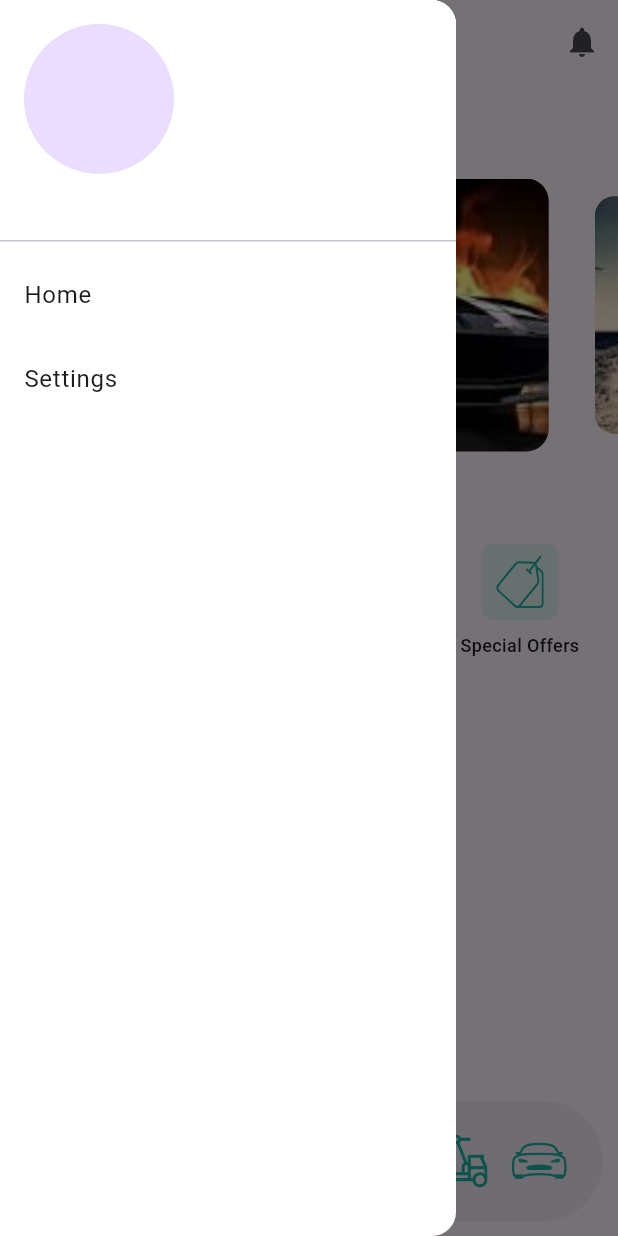
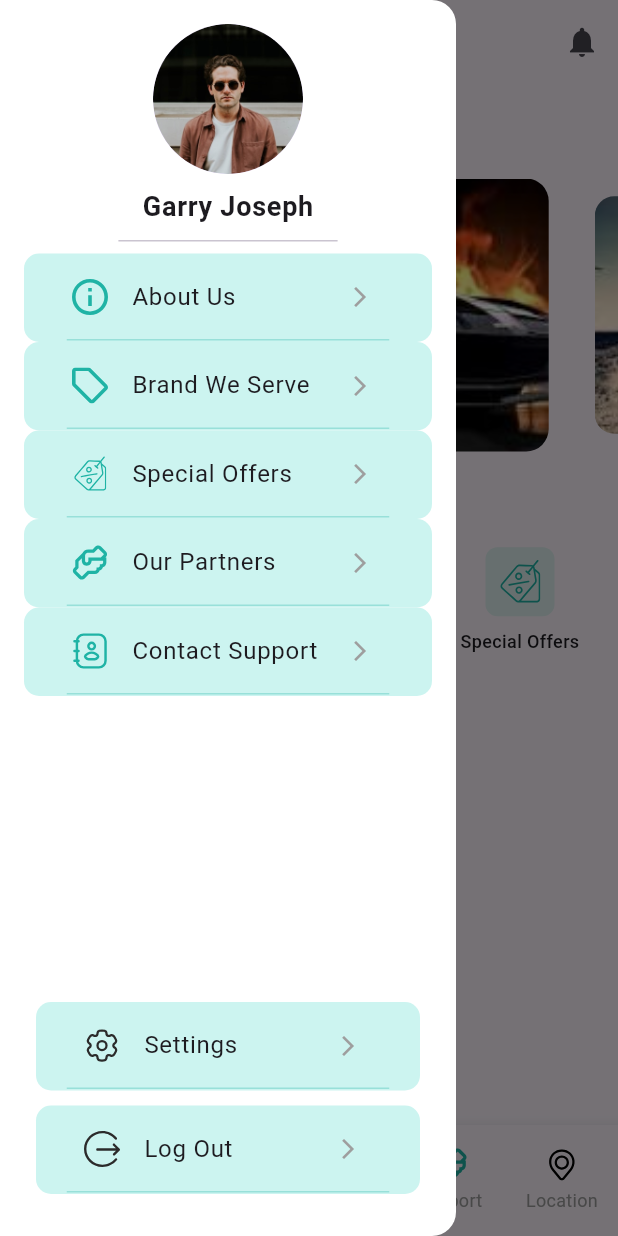
Before and after one commit to afaqkhan34/Munich-Motors, a Flutter app: the HomeScreenView screen opened by its route, with the side drawer open, on a phone screen of 412 x 824 dp. Run offline on Flutter 3.47's test engine with Material 3 defaults, Android fonts, the phone set to English and light mode, and no system bars; drawn by our look-alikes of carousel_slider; our stand-ins replace flutter_screenutil, flutter_svg, stacked, stacked_services, stacked_shared.

Commit message:
i did drawer and bottom nav and special offer page

```diff
--- a/lib/custom_widgets/bottom_navigation_bar.dart
+++ /dev/null
@@ -1,69 +0,0 @@
-import 'package:flutter/material.dart';
-import 'package:flutter_svg/flutter_svg.dart';
-import 'package:munich_motors/ui/common/assets.dart';
-
-class BottomNavBar extends StatelessWidget {
-  final int currentIndex;
-  final Function(int) onTap;
-
-  BottomNavBar({required this.currentIndex, required this.onTap});
-
-  @override
-  Widget build(BuildContext context) {
-    return Padding(
-      padding: const EdgeInsets.symmetric(vertical: 10, horizontal: 10),
-      child: ClipRRect(
-
-        borderRadius: BorderRadius.horizontal(left: Radius.circular(100), right: Radius.circular(100)),
-        child: BottomAppBar(
-          elevation: 20,
-          shape: CircularNotchedRectangle(),
-          child: Row(
-            mainAxisAlignment: MainAxisAlignment.spaceBetween,
-            children: [
-              // Left side: Support and Location
-              Row(
-                children: [
-                  IconButton(
-                    icon: SvgPicture.asset(AppSVGs.supportIcon),
-                    onPressed: () => onTap(0), // Support
-                  ),
-                  IconButton(
-                    icon: SvgPicture.asset(AppSVGs.locationIcon),
-                    onPressed: () => onTap(1), // Location
-                  ),
-                ],
-              ),
-              // Center: Home with a Circular Teal Background
-              Container(
-                padding: EdgeInsets.all(3), // Add some padding to the circle
-                decoration: BoxDecoration(
-
-                  color: Colors.teal.withOpacity(0.20), // Teal background color
-                  shape: BoxShape.circle, // Make the background circular
-                ),
-                child: IconButton(
-                  icon:Image.asset(AppImages.munichLogo),
-                  onPressed: () => onTap(2), // Home (centered)
-                ),
-              ),
-              // Right side: Recovery and My Cars
-              Row(
-                children: [
-                  IconButton(
-                    icon: SvgPicture.asset(AppSVGs.recoveryIcon),
-                    onPressed: () => onTap(3), // Recovery
-                  ),
-                  IconButton(
-                    icon: SvgPicture.asset(AppSVGs.carIcon),
-                    onPressed: () => onTap(4), // My Cars
-                  ),
-                ],
-              ),
-            ],
-          ),
-        ),
-      ),
-    );
-  }
-}
--- /dev/null
+++ b/lib/custom_widgets/custom_drawer.dart
@@ -0,0 +1,168 @@
+import 'package:flutter/material.dart';
+import 'package:flutter_svg/flutter_svg.dart';
+import 'package:munich_motors/ui/views/about_us/about_us_view.dart';
+import 'package:munich_motors/ui/views/brands_serve/brands_serve_view.dart';
+import 'package:munich_motors/ui/views/contact_support/contact_support_view.dart';
+import 'package:munich_motors/ui/views/login_screen/login_screen_view.dart';
+import 'package:munich_motors/ui/views/our_partners/our_partners_view.dart';
+import 'package:munich_motors/ui/views/special_offers/special_offers_view.dart';
+import '../ui/common/app_colors.dart';
+import '../ui/common/assets.dart';
+
+
+class CustomDrawer extends StatelessWidget {
+  @override
+  Widget build(BuildContext context) {
+    return Drawer(
+      backgroundColor: AppColors.white,
+      child: Column(
+        children: [
+          // Drawer header with profile image and name
+          DrawerHeader(
+            child: Column(
+              children: [
+                CircleAvatar(
+                  radius: 50,
+                  backgroundImage: AssetImage(
+                      AppImages.profile), // Update with your profile image path
+                ),
+                SizedBox(height: 8),
+                Text(
+                  'Garry Joseph', // Name text
+                  style: TextStyle(fontSize: 18, fontWeight: FontWeight.bold),
+                ),
+              ],
+            ),
+          ),
+          // Drawer menu items
+          Expanded(
+            child: ListView(
+              padding: EdgeInsets.zero,
+              children: [
+                _buildDrawerItem(
+                  isSvg: true,
+                  icon: AppSVGs.aboutIcon, // Replace with your icon path
+                  text: 'About Us',
+                  onTap: () {
+                    Navigator.push(
+                      context,
+                      MaterialPageRoute(builder: (context) => AboutUsView()),
+                    );
+                  },
+                ),
+                _buildDrawerItem(
+                  isSvg: true,
+                  icon: AppSVGs.brandsIcon,
+                  text: 'Brand We Serve',
+                  onTap: () {
+                    Navigator.push(
+                      context,
+                      MaterialPageRoute(builder: (context) => BrandsServeView()),
+                    );
+                  },
+                ),
+                _buildDrawerItem(
+                  isSvg: true,
+                  icon: AppSVGs.offersIcon,
+                  text: 'Special Offers',
+                  onTap: () {
+                    Navigator.push(
+                      context,
+                      MaterialPageRoute(builder: (context) => SpecialOffersView()),
+                    );
+                  },
+                ),
+                _buildDrawerItem(
+                  isSvg: true,
+                  icon: AppSVGs.partnerIcon,
+                  text: 'Our Partners',
+                  onTap: () {
+                    Navigator.push(
+                      context,
+                      MaterialPageRoute(builder: (context) => OurPartnersView()),
+                    );
+                  },
+                ),
+                _buildDrawerItem(
+                  isSvg: true,
+                  icon: AppSVGs.contactIcon,
+                  text: 'Contact Support',
+                  onTap: () {
+                    Navigator.push(
+                      context,
+                      MaterialPageRoute(builder: (context) => ContactSupportView()),
+                    );
+                  },
+                ),
+              ],
+            ),
+          ),
+          // Settings and Logout buttons
+          Padding(
+            padding: const EdgeInsets.all(8.0),
+            child: Column(
+              children: [
+                _buildDrawerItem(
+                  isSvg: true,
+                  icon: AppSVGs.settingIcon,
+                  text: 'Settings',
+                  onTap: () {
+
+                  },
+                ),
+                SizedBox(height: 10,),
+                _buildDrawerItem(
+                  isSvg: true,
+                  icon: AppSVGs.logoutIcon,
+                  text: 'Log Out',
+                  onTap: () {
+                    Navigator.push(
+                      context,
+                      MaterialPageRoute(builder: (context) => LoginScreenView()),
+                    );
+                  },
+                ),
+                SizedBox(height: 20,),
+              ],
+            ),
+          ),
+        ],
+      ),
+    );
+  }
+
+
+  Widget _buildDrawerItem(
+      {required String icon, required String text, required VoidCallback onTap, required bool isSvg,}) {
+    return Padding(
+      padding: const EdgeInsets.symmetric(horizontal: 16,),
+      child: Container(
+          padding: const EdgeInsets.symmetric(horizontal: 16, vertical: 1),
+          decoration: BoxDecoration(
+            color: AppColors.lightTeal,
+            borderRadius: BorderRadius.circular(10),
+          ),
+          child: Column(
+              children: [
+
+          ListTile(
+          leading: isSvg
+          ? SvgPicture.asset(icon, width: 24, height: 24)
+              : Image.asset(icon, width: 24, height: 24),
+      title: Text(text),
+      trailing: Icon(Icons.arrow_forward_ios, size: 16, color: Colors.grey),
+      onTap: onTap,
+      tileColor: AppColors.lightTeal,
+
+    ),
+    Container(
+    width: 215,
+    height: 1,
+    color: AppColors.teal.withOpacity(0.3),
+    ),
+    ],
+    ),
+    ),
+    );
+  }
+}
--- a/lib/custom_widgets/icon_button_grid.dart
+++ b/lib/custom_widgets/icon_button_grid.dart
@@ -45,8 +45,8 @@ class IconButtonGrid extends StatelessWidget {
             ),
             child: SvgPicture.asset(
               svgPath,
-              width: 35,
-              height: 35,
+              width: 30,
+              height: 30,
             ),
           ),
           const SizedBox(height: 8.0),
--- a/lib/ui/common/assets.dart
+++ b/lib/ui/common/assets.dart
@@ -10,6 +10,8 @@ class AppImages {
   static const String carPic = "$imagesPath/car_image.png";
   static const String cari = "$imagesPath/car_i.jpeg";
   static const String carim = "$imagesPath/car_im.jpeg";
+  static const String profile = "$imagesPath/profile.png";
+  static const String offer = "$imagesPath/offer.png";
 }
 
 class AppSVGs {
@@ -20,7 +22,7 @@ class AppSVGs {
   static const String passwordIcon = "$svgsPath/password_icon.svg";
   static const String nameIcon = "$svgsPath/name_icon.svg";
   static const String aboutIcon = "$svgsPath/about_icon.svg";
-  static const String offersIcon = "$svgsPath/offers_icon.svg";
+  static const String offersIcon = "$svgsPath/special_offers.svg";
   static const String partnerIcon = "$svgsPath/partner_icon.svg";
   static const String contactIcon = "$svgsPath/contact_icon.svg";
   static const String brandsIcon = "$svgsPath/brands_icon.svg";
@@ -31,4 +33,7 @@ class AppSVGs {
   static const String locationIcon = "$svgsPath/location_icon.svg";
   static const String supportIcon = "$svgsPath/support_icon.svg";
   static const String logIcon = "$svgsPath/logo_icon.svg";
+  static const String logoutIcon = "$svgsPath/logout_icon.svg";
+  static const String settingIcon = "$svgsPath/setting_icon.svg";
+
 }
--- a/lib/ui/views/home_screen/home_screen_view.dart
+++ b/lib/ui/views/home_screen/home_screen_view.dart
@@ -1,10 +1,10 @@
 import 'package:carousel_slider/carousel_slider.dart';
 import 'package:flutter/material.dart';
-import 'package:munich_motors/custom_widgets/bottom_navigation_bar.dart';
-import 'package:munich_motors/ui/common/app_colors.dart';
+import 'package:munich_motors/custom_widgets/custom_drawer.dart';
 import 'package:munich_motors/ui/common/assets.dart';
 import 'package:stacked/stacked.dart';
 
+import '../../../custom_widgets/bottom_nav.dart';
 import '../../../custom_widgets/icon_button_grid.dart';
 import 'home_screen_viewmodel.dart';
 
@@ -41,41 +41,12 @@ class HomeScreenView extends StackedView<HomeScreenViewModel> {
           ),
         ],
       ),
-      drawer: Drawer(
-        backgroundColor: AppColors.white,
-        child: ListView(
-          children: [
-            DrawerHeader(
-              decoration: BoxDecoration(
-                color: AppColors.white,
-              ),
-              child: Align(
-                alignment: Alignment.topLeft,
-                child: CircleAvatar(
-                  radius: 50,
-                ),
-              ),
-            ),
-            ListTile(
-              title: Text('Home'),
-              onTap: () {
-                // Handle navigation or other actions
-              },
-            ),
-            ListTile(
-              title: Text('Settings'),
-              onTap: () {
-                // Handle navigation or other actions
-              },
-            ),
-          ],
-        ),
-      ),
+      drawer: CustomDrawer(),
       body: Column(
         mainAxisAlignment: MainAxisAlignment.start,
         children: [
           Padding(
-            padding: const EdgeInsets.fromLTRB(160, 0, 130, 25),
+            padding: const EdgeInsets.fromLTRB(130, 0, 130, 25),
             child: Image.asset(
               AppImages.appLogo,
               width: 129,
@@ -140,7 +111,7 @@ class HomeScreenView extends StackedView<HomeScreenViewModel> {
               () {},
             ], // Pass a list of unique navigation functions
           ),
-          BottomNavBar(currentIndex: 2, onTap: viewModel.onNavBarTapped),
+          BottomNav(currentIndex: 2, onTap: viewModel.onNavBarTapped),
         ],
       ),
     );
```
Also changed, not shown: lib/ui/views/special_offers/special_offers_view.dart (+62 -5 lines), assets/images/offer.png (added), assets/images/profile.png (added), assets/svg_icons/logout_icon.svg (added), assets/svg_icons/setting_icon.svg (added), assets/svg_icons/special_offers.svg (added).
